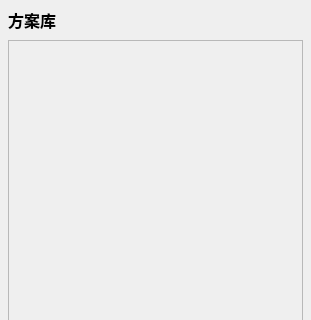
First picture: the form in SchemeGalleryWidget.ui, repository asd977/FlexSimulate, before the edit; both pictures show x 0 to 311 and y 0 to 320 of the 311 by 763 pixel window.
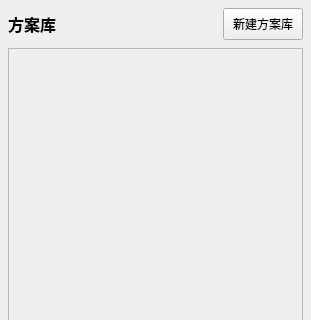
Second picture: the form after the edit. Icons and pictures are not drawn.

```diff
--- a/SchemeGalleryWidget.ui
+++ b/SchemeGalleryWidget.ui
@@ -54,6 +54,29 @@
        </property>
       </spacer>
      </item>
+     <item>
+      <widget class="QPushButton" name="newSchemeButton">
+       <property name="minimumSize">
+        <size>
+         <width>0</width>
+         <height>32</height>
+        </size>
+       </property>
+       <property name="text">
+        <string>新建方案库</string>
+       </property>
+       <property name="icon">
+        <iconset>
+         <normaloff>:/icons/icons/add.svg</normaloff>:/icons/icons/add.svg</iconset>
+       </property>
+       <property name="iconSize">
+        <size>
+         <width>16</width>
+         <height>16</height>
+        </size>
+       </property>
+      </widget>
+     </item>
     </layout>
    </item>
    <item>
```
Lines whose indentation alone changed are shown as unchanged.
